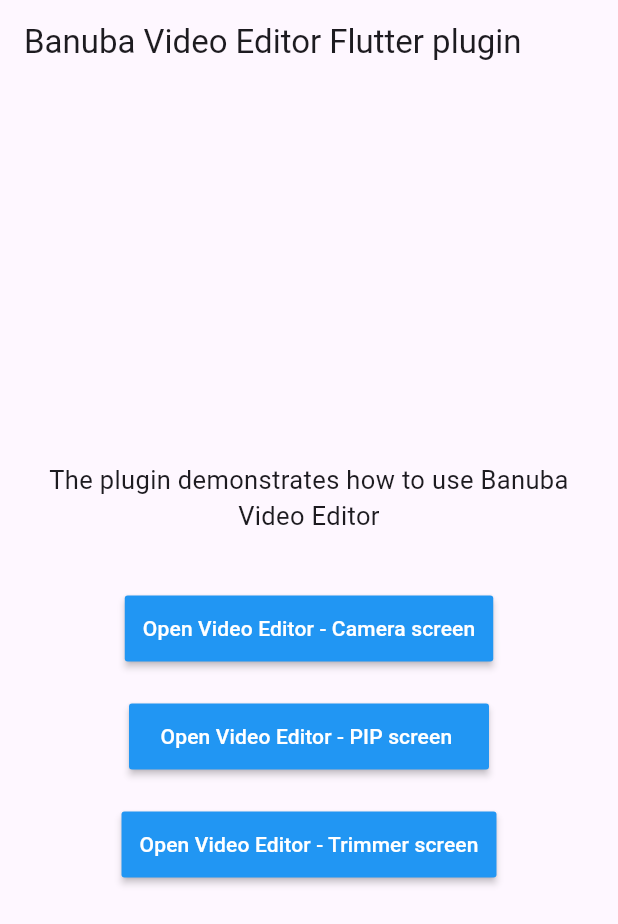
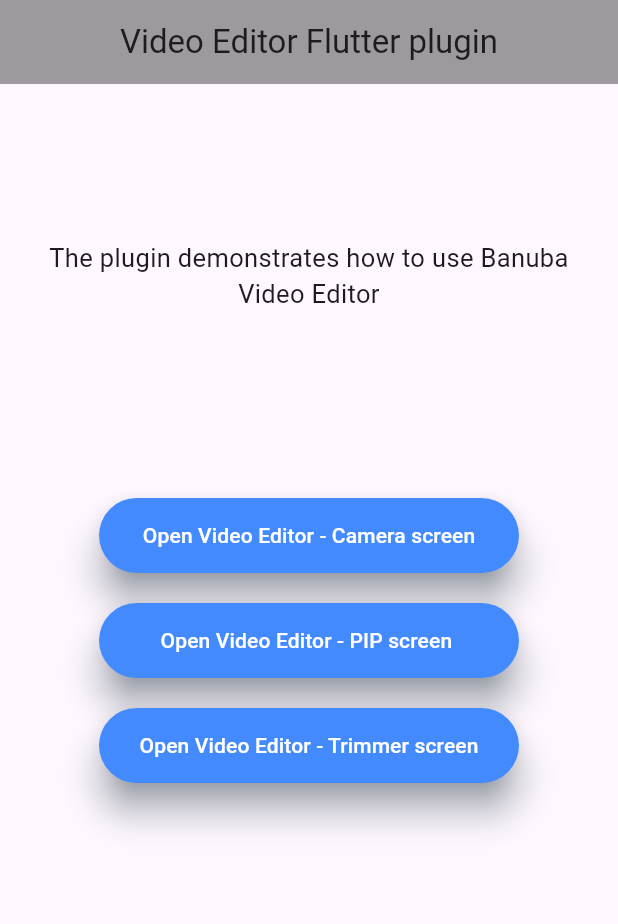
Before and after one commit to Banuba/ve-sdk-flutter, a Flutter app: the screen it shows after launch, on a phone screen of 412 x 824 dp. Shown: the top 924 px of the screen. Run offline on Flutter 3.47's test engine with Material 3 defaults, Android fonts, the phone set to English and light mode, and no system bars; our stand-ins replace image_picker, plugin_platform_interface.

Commit message:
Redesign main page

```diff
--- a/example/lib/main.dart
+++ b/example/lib/main.dart
@@ -138,13 +138,18 @@ class _HomePageState extends State<HomePage> {
   Widget build(BuildContext context) {
     return Scaffold(
       appBar: AppBar(
-        title: const Text("Banuba Video Editor Flutter plugin"),
+        backgroundColor: Colors.black38,
+        centerTitle: true,
+        title: const Text("Video Editor Flutter plugin"),
       ),
       body: Center(
         child: Column(
           mainAxisAlignment: MainAxisAlignment.center,
           children: <Widget>[
-            const Padding(
+            const Expanded(
+              flex: 1,
+              child: Center(
+                child: Padding(
                   padding: EdgeInsets.all(15.0),
                   child: Text(
                     'The plugin demonstrates how to use Banuba Video Editor',
@@ -154,26 +159,32 @@ class _HomePageState extends State<HomePage> {
                     ),
                   ),
                 ),
+              ),
+            ),
+            Expanded(
+              flex: 2,
+              child: Column(
+                children: [
                   Visibility(
                     visible: _errorMessage.isNotEmpty,
-              child: Padding(
-                padding: const EdgeInsets.all(15.0),
                     child: Text(
                       _errorMessage,
                       textAlign: TextAlign.center,
                       style: const TextStyle(fontSize: 17.0, color: Colors.red),
                     ),
                   ),
+                  const SizedBox(height: 20),
+                  ElevatedButton(
+                    style: ElevatedButton.styleFrom(
+                      foregroundColor: Colors.white,
+                      backgroundColor: Colors.blueAccent,
+                      shadowColor: Colors.blueGrey,
+                      elevation: 10,
+                      fixedSize: const Size(280, 50),
+                      shape: RoundedRectangleBorder(
+                        borderRadius: BorderRadius.circular(30),
                       ),
-            const SizedBox(height: 24),
-            MaterialButton(
-              color: Colors.blue,
-              textColor: Colors.white,
-              disabledColor: Colors.grey,
-              disabledTextColor: Colors.black,
-              padding: const EdgeInsets.all(12.0),
-              splashColor: Colors.blueAccent,
-              minWidth: 240,
+                    ),
                     onPressed: () => _startVideoEditorInCameraMode(),
                     child: const Text(
                       'Open Video Editor - Camera screen',
@@ -182,15 +193,18 @@ class _HomePageState extends State<HomePage> {
                       ),
                     ),
                   ),
-            const SizedBox(height: 24),
-            MaterialButton(
-              color: Colors.blue,
-              textColor: Colors.white,
-              disabledColor: Colors.grey,
-              disabledTextColor: Colors.black,
-              padding: const EdgeInsets.all(12.0),
-              splashColor: Colors.blueAccent,
-              minWidth: 240,
+                  const SizedBox(height: 20),
+                  ElevatedButton(
+                    style: ElevatedButton.styleFrom(
+                      foregroundColor: Colors.white,
+                      backgroundColor: Colors.blueAccent,
+                      shadowColor: Colors.blueGrey,
+                      elevation: 10,
+                      fixedSize: const Size(280, 50),
+                      shape: RoundedRectangleBorder(
+                        borderRadius: BorderRadius.circular(30),
+                      ),
+                    ),
                     onPressed: () => _startVideoEditorInPipMode(),
                     child: const Text(
                       'Open Video Editor - PIP screen ',
@@ -199,15 +213,18 @@ class _HomePageState extends State<HomePage> {
                       ),
                     ),
                   ),
-            const SizedBox(height: 24),
-            MaterialButton(
-              color: Colors.blue,
-              textColor: Colors.white,
-              disabledColor: Colors.grey,
-              disabledTextColor: Colors.black,
-              padding: const EdgeInsets.all(12.0),
-              splashColor: Colors.blueAccent,
-              minWidth: 240,
+                  const SizedBox(height: 20),
+                  ElevatedButton(
+                    style: ElevatedButton.styleFrom(
+                      foregroundColor: Colors.white,
+                      backgroundColor: Colors.blueAccent,
+                      shadowColor: Colors.blueGrey,
+                      elevation: 10,
+                      fixedSize: const Size(280, 50),
+                      shape: RoundedRectangleBorder(
+                        borderRadius: BorderRadius.circular(30),
+                      ),
+                    ),
                     onPressed: () => _startVideoEditorInTrimmerMode(),
                     child: const Text(
                       'Open Video Editor - Trimmer screen',
@@ -218,6 +235,9 @@ class _HomePageState extends State<HomePage> {
                   ),
                 ],
               ),
+            )
+          ],
+        ),
       ),
     );
   }
```
Lines whose indentation alone changed are shown as unchanged.
